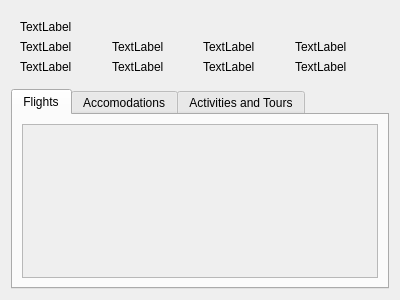
Qt form tabviewinfo.ui (OmarT-Y/TravelPlaner) before a commit.
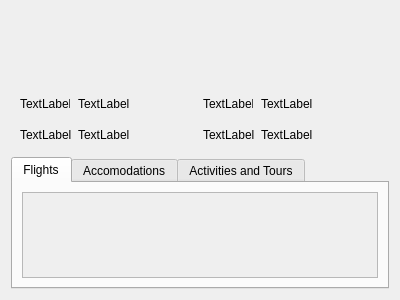
The same form after that commit. Icons and pictures are not drawn.

```diff
--- a/tabviewinfo.ui
+++ b/tabviewinfo.ui
@@ -27,8 +27,17 @@
        <layout class="QVBoxLayout" name="verticalLayout_3">
         <item>
          <widget class="QLabel" name="label">
+          <property name="minimumSize">
+           <size>
+            <width>0</width>
+            <height>60</height>
+           </size>
+          </property>
+          <property name="styleSheet">
+           <string notr="true">border-image: url(:/new/prefix1/headerimg-removebg-preview.png);</string>
+          </property>
           <property name="text">
-           <string>TextLabel</string>
+           <string/>
           </property>
          </widget>
         </item>
@@ -45,6 +54,18 @@
             </item>
             <item row="0" column="0">
              <widget class="QLabel" name="originFlagLabel">
+              <property name="minimumSize">
+               <size>
+                <width>50</width>
+                <height>36</height>
+               </size>
+              </property>
+              <property name="maximumSize">
+               <size>
+                <width>50</width>
+                <height>36</height>
+               </size>
+              </property>
               <property name="text">
                <string>TextLabel</string>
               </property>
@@ -77,6 +98,18 @@
             </item>
             <item row="0" column="0">
              <widget class="QLabel" name="destFlagLabel">
+              <property name="minimumSize">
+               <size>
+                <width>50</width>
+                <height>36</height>
+               </size>
+              </property>
+              <property name="maximumSize">
+               <size>
+                <width>50</width>
+                <height>36</height>
+               </size>
+              </property>
               <property name="text">
                <string>TextLabel</string>
               </property>
@@ -124,7 +157,7 @@
               <x>0</x>
               <y>0</y>
               <width>356</width>
-              <height>142</height>
+              <height>78</height>
              </rect>
             </property>
             <layout class="QVBoxLayout" name="verticalLayout_11">
```
Left out of the diff: 4 changed lines with no effect on the pictures.
